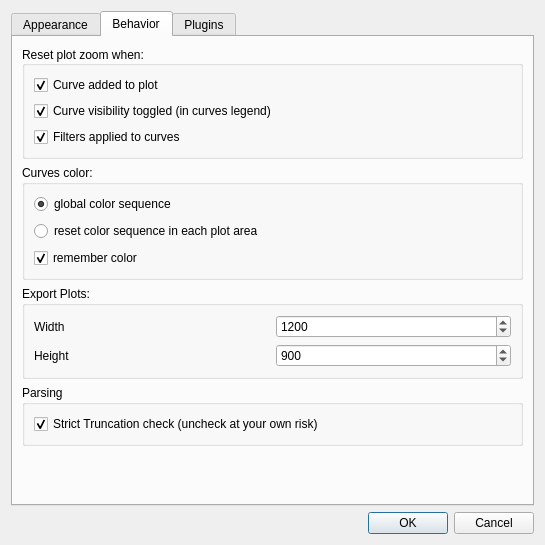
First picture: the form in plotjuggler_app/preferences_dialog.ui, repository facontidavide/PlotJuggler, before the edit.
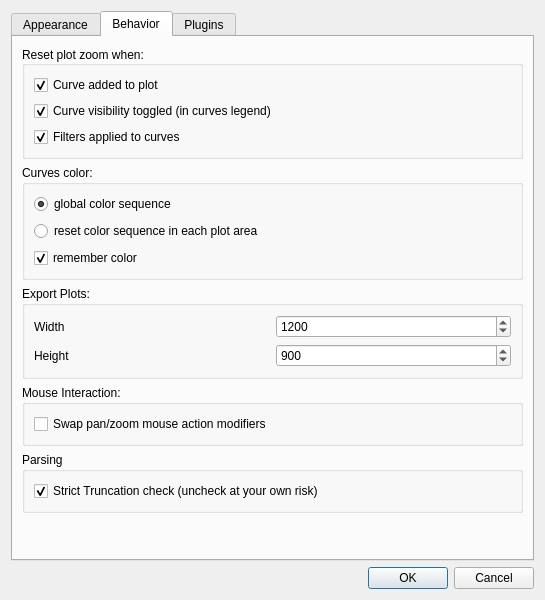
Second picture: the form after the edit. The open tabs and pages were chosen to show the change.

Commit message: add swap pan/zoom to preferences dialog

What changed in the file:
```diff
--- a/plotjuggler_app/preferences_dialog.ui
+++ b/plotjuggler_app/preferences_dialog.ui
@@ -7,7 +7,7 @@
     <x>0</x>
     <y>0</y>
     <width>545</width>
-    <height>545</height>
+    <height>600</height>
    </rect>
   </property>
   <property name="minimumSize">
@@ -452,6 +452,28 @@
          </layout>
         </widget>
        </item>
+       <item>
+        <widget class="QGroupBox" name="groupBoxMouseInteraction">
+         <property name="title">
+          <string>Mouse Interaction:</string>
+         </property>
+         <layout class="QVBoxLayout" name="verticalLayout_8">
+          <item>
+           <widget class="QCheckBox" name="checkBoxSwapPanZoom">
+            <property name="toolTip">
+             <string>&lt;html&gt;&lt;head/&gt;&lt;body&gt;&lt;p&gt;Default: Left-click to zoom, Ctrl+Left-click to pan&lt;/p&gt;&lt;p&gt;Swapped: Left-click to pan, Ctrl+Left-click to zoom&lt;/p&gt;&lt;/body&gt;&lt;/html&gt;</string>
+            </property>
+            <property name="text">
+             <string>Swap pan/zoom mouse action modifiers</string>
+            </property>
+            <property name="checked">
+             <bool>false</bool>
+            </property>
+           </widget>
+          </item>
+         </layout>
+        </widget>
+       </item>
        <item>
         <widget class="QGroupBox" name="groupBox_2">
          <property name="title">
```
The commit also changes 2 other files.
